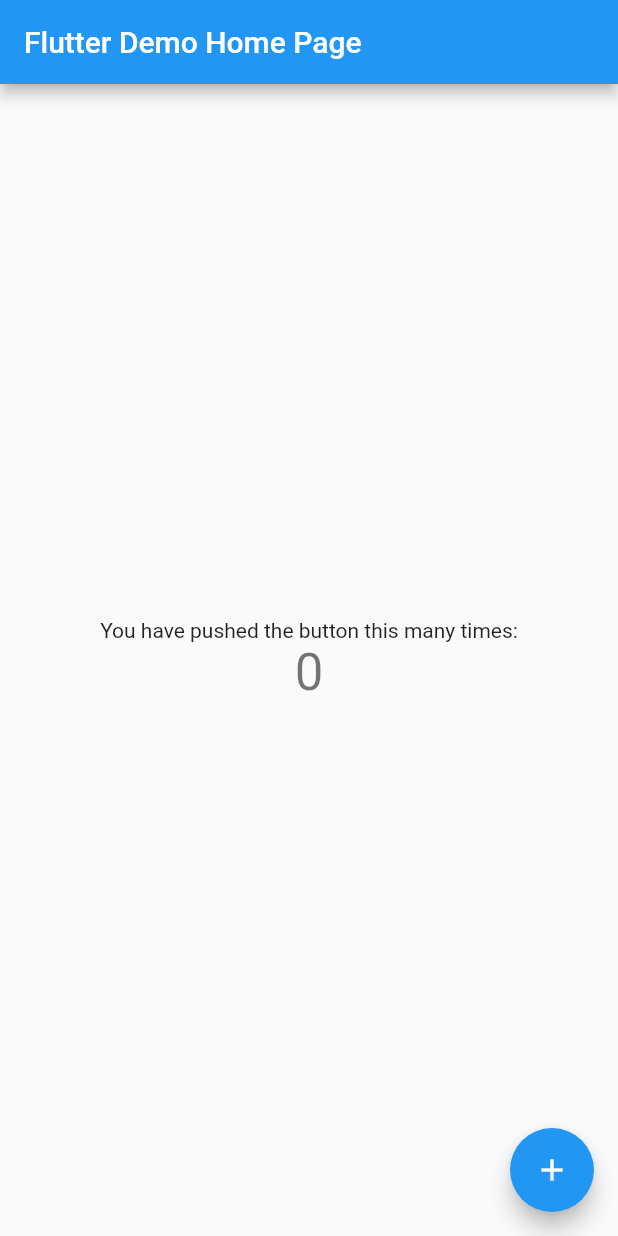
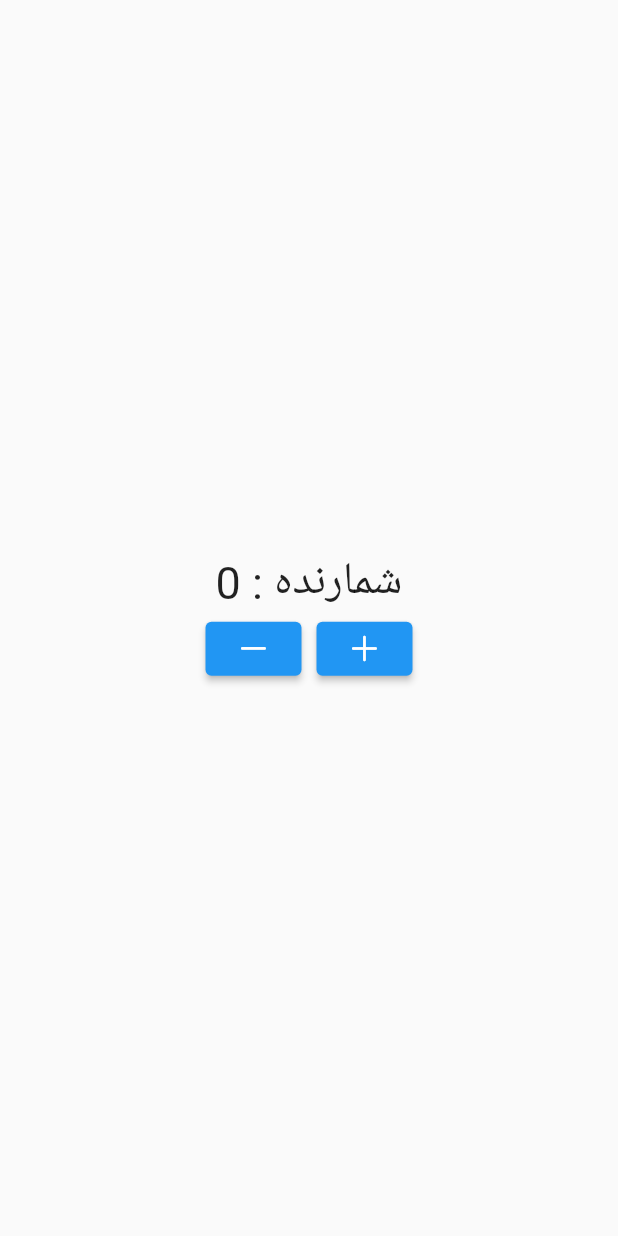
Before and after one commit to SayyehBan/getx_smaple, a Flutter app: the screen it shows after launch, on a phone screen of 412 x 824 dp. Run offline on Flutter 3.47's test engine with Material 2 defaults, Android fonts, the phone set to English and light mode, and no system bars; our stand-ins replace get.

Commit message:
اضافه کردن obs

```diff
--- a/lib/main.dart
+++ b/lib/main.dart
@@ -1,4 +1,6 @@
 import 'package:flutter/material.dart';
+import 'package:get/get.dart';
+import 'package:getx_smaple/view/main/main_screen.dart';
 
 void main() {
   runApp(const MyApp());
@@ -10,106 +12,13 @@
   // This widget is the root of your application.
   @override
   Widget build(BuildContext context) {
-    return MaterialApp(
-      title: 'Flutter Demo',
-      theme: ThemeData(
-        // This is the theme of your application.
-        //
-        // Try running your application with "flutter run". You'll see the
-        // application has a blue toolbar. Then, without quitting the app, try
-        // changing the primarySwatch below to Colors.green and then invoke
-        // "hot reload" (press "r" in the console where you ran "flutter run",
-        // or simply save your changes to "hot reload" in a Flutter IDE).
-        // Notice that the counter didn't reset back to zero; the application
-        // is not restarted.
-        primarySwatch: Colors.blue,
-      ),
-      home: const MyHomePage(title: 'Flutter Demo Home Page'),
-    );
+    return GetMaterialApp(
+        debugShowCheckedModeBanner: false,
+        title: 'Flutter Demo',
+        theme: ThemeData(
+          primarySwatch: Colors.blue,
+        ),
+        home: Directionality(
+            textDirection: TextDirection.rtl, child: MainScreen()));
   }
 }
-
-class MyHomePage extends StatefulWidget {
-  const MyHomePage({super.key, required this.title});
-
-  // This widget is the home page of your application. It is stateful, meaning
-  // that it has a State object (defined below) that contains fields that affect
-  // how it looks.
-
-  // This class is the configuration for the state. It holds the values (in this
-  // case the title) provided by the parent (in this case the App widget) and
-  // used by the build method of the State. Fields in a Widget subclass are
-  // always marked "final".
-
-  final String title;
-
-  @override
-  State<MyHomePage> createState() => _MyHomePageState();
-}
-
-class _MyHomePageState extends State<MyHomePage> {
-  int _counter = 0;
-
-  void _incrementCounter() {
-    setState(() {
-      // This call to setState tells the Flutter framework that something has
-      // changed in this State, which causes it to rerun the build method below
-      // so that the display can reflect the updated values. If we changed
-      // _counter without calling setState(), then the build method would not be
-      // called again, and so nothing would appear to happen.
-      _counter++;
-    });
-  }
-
-  @override
-  Widget build(BuildContext context) {
-    // This method is rerun every time setState is called, for instance as done
-    // by the _incrementCounter method above.
-    //
-    // The Flutter framework has been optimized to make rerunning build methods
-    // fast, so that you can just rebuild anything that needs updating rather
-    // than having to individually change instances of widgets.
-    return Scaffold(
-      appBar: AppBar(
-        // Here we take the value from the MyHomePage object that was created by
-        // the App.build method, and use it to set our appbar title.
-        title: Text(widget.title),
-      ),
-      body: Center(
-        // Center is a layout widget. It takes a single child and positions it
-        // in the middle of the parent.
-        child: Column(
-          // Column is also a layout widget. It takes a list of children and
-          // arranges them vertically. By default, it sizes itself to fit its
-          // children horizontally, and tries to be as tall as its parent.
-          //
-          // Invoke "debug painting" (press "p" in the console, choose the
-          // "Toggle Debug Paint" action from the Flutter Inspector in Android
-          // Studio, or the "Toggle Debug Paint" command in Visual Studio Code)
-          // to see the wireframe for each widget.
-          //
-          // Column has various properties to control how it sizes itself and
-          // how it positions its children. Here we use mainAxisAlignment to
-          // center the children vertically; the main axis here is the vertical
-          // axis because Columns are vertical (the cross axis would be
-          // horizontal).
-          mainAxisAlignment: MainAxisAlignment.center,
-          children: <Widget>[
-            const Text(
-              'You have pushed the button this many times:',
-            ),
-            Text(
-              '$_counter',
-              style: Theme.of(context).textTheme.headlineMedium,
-            ),
-          ],
-        ),
-      ),
-      floatingActionButton: FloatingActionButton(
-        onPressed: _incrementCounter,
-        tooltip: 'Increment',
-        child: const Icon(Icons.add),
-      ), // This trailing comma makes auto-formatting nicer for build methods.
-    );
-  }
-}
--- /dev/null
+++ b/lib/view/main/main_screen.dart
@@ -0,0 +1,45 @@
+import 'package:flutter/cupertino.dart';
+import 'package:flutter/material.dart';
+import 'package:get/get.dart';
+
+class MainScreen extends StatelessWidget {
+  MainScreen({super.key});
+  var counter = 0.obs;
+  // RxInt counter = 0.obs;
+  // var counter = RxInt(0);
+  // var counter = Rx<int>(0);
+  @override
+  Widget build(BuildContext context) {
+    return Scaffold(
+      body: Center(
+        child: Column(
+          mainAxisAlignment: MainAxisAlignment.center,
+          children: [
+            Obx(() => Text(
+                  "شمارنده : $counter",
+                  style: const TextStyle(fontSize: 30),
+                )),
+            Row(
+              mainAxisAlignment: MainAxisAlignment.center,
+              children: [
+                ElevatedButton(
+                    onPressed: () {
+                      counter = counter + 1;
+                    },
+                    child: const Icon(CupertinoIcons.add)),
+                const SizedBox(
+                  width: 10,
+                ),
+                ElevatedButton(
+                    onPressed: () {
+                      counter = counter - 1;
+                    },
+                    child: const Icon(CupertinoIcons.minus))
+              ],
+            )
+          ],
+        ),
+      ),
+    );
+  }
+}
```
